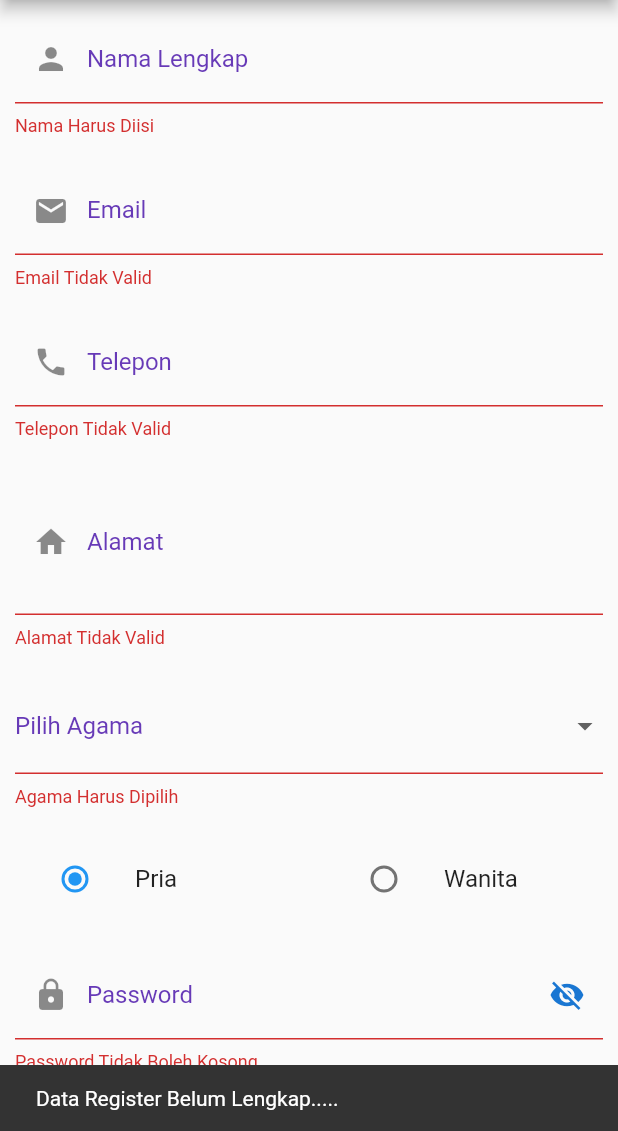
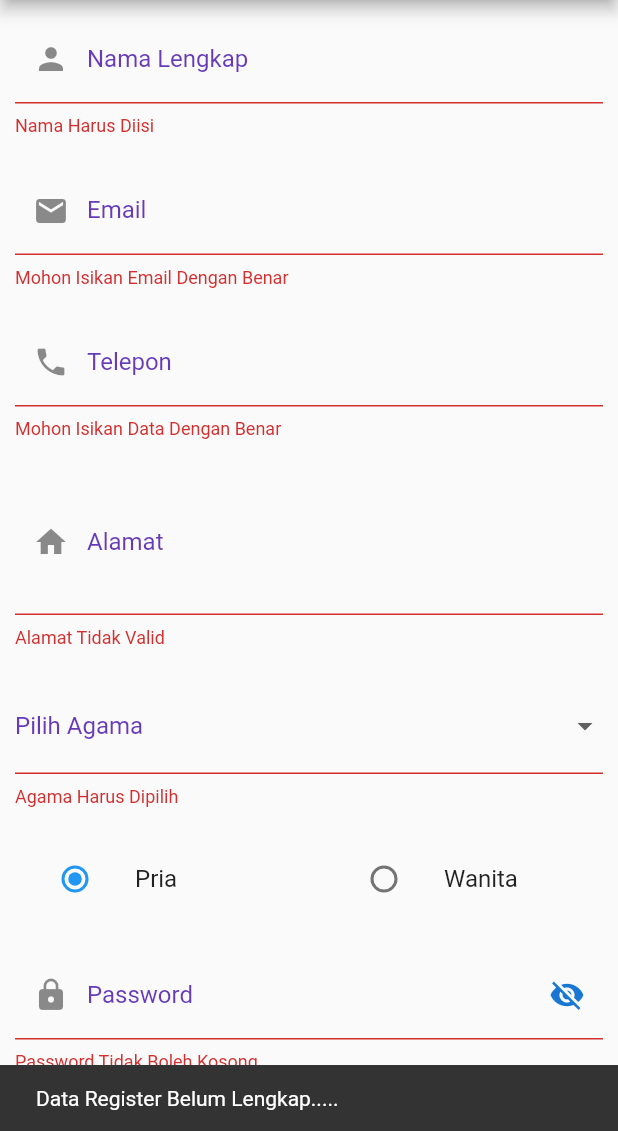
Before and after one commit to yozzylazzy/flutter_validation_passdata_form, a Flutter app: the screen it shows after launch, after a tap on "Submit", on a phone screen of 412 x 824 dp, the part 105-1236 px from its top. Run offline on Flutter 3.47's test engine with Material 2 defaults, Android fonts, the phone set to English and light mode, and no system bars; missing offline and left inert: dart:html.

Commit message:
Update Validation

```diff
--- a/lib/register_form.dart
+++ b/lib/register_form.dart
@@ -73,12 +73,13 @@ class _RegisterFormStatefullState extends State<RegisterFormStatefull> {
                   TextFormField(
                     controller: email,
                     validator: (value){
-                      // if(value == null || value.isEmpty){
-                      //   return 'Mohon Isikan Data Dengan Benar';
-                      // }
-                      // return null;
-                      return (value!.isEmpty?
-                      "Email Tidak Valid" : null);
+                      bool emailValidation = RegExp(r'^.+@[a-zA-Z]+\.{1}[a-zA-Z]+(\.{0,1}[a-zA-Z]+)$').hasMatch(value.toString());
+                      if(value == null || value.isEmpty || !emailValidation){
+                        return 'Mohon Isikan Email Dengan Benar';
+                      }
+                      return null;
+                      // return (value!.isEmpty && emailValidation!?
+                      // "Email Tidak Valid" : null);
                     },
                     decoration: InputDecoration(
                       labelText: 'Email',
@@ -95,12 +96,15 @@ class _RegisterFormStatefullState extends State<RegisterFormStatefull> {
                   TextFormField(
                     controller: telepon,
                     validator: (value){
-                      // if(value == null || value.isEmpty){
-                      //   return 'Mohon Isikan Data Dengan Benar';
-                      // }
-                      // return null;
-                      return (value!.isEmpty?
-                      "Telepon Tidak Valid" : null);
+                      bool phoneValidator = RegExp(r'(^(?:[+0]9)?[0-9]{9,14}$)').hasMatch(value.toString());
+                      if(value == null || value.isEmpty||!phoneValidator){
+                         return 'Mohon Isikan Data Dengan Benar';
+                      }
+                      return null;
+                      // return (value!.isEmpty?
+                      // "Telepon Tidak Valid":
+                      //  phoneValidator?
+                      //  "Telepon Tidak Dikenal" : null);
                     },
                     decoration: InputDecoration(
                       labelText: 'Telepon',
```
